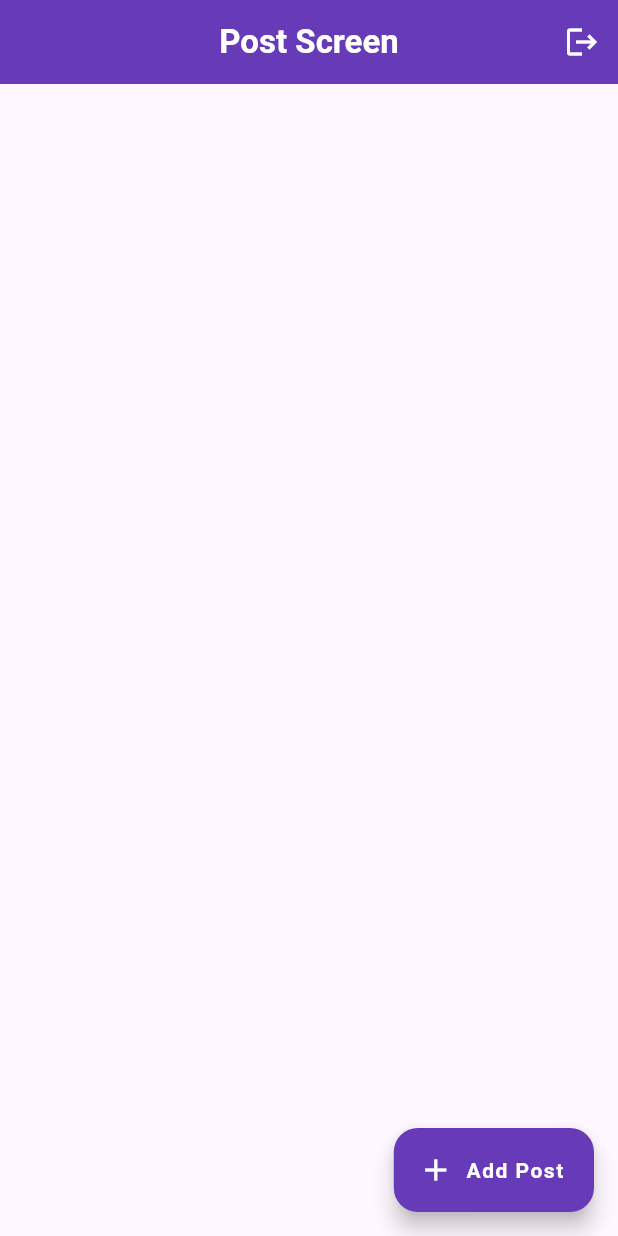
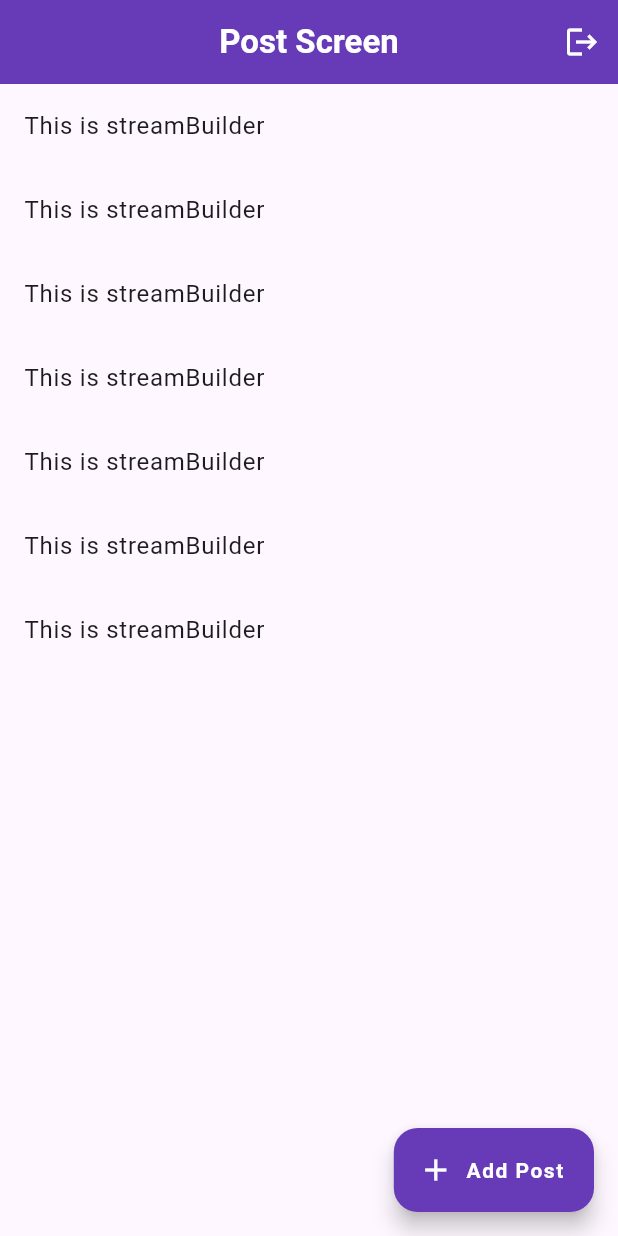
Before and after one commit to kareem358/firebase_auth_login_signup_app, a Flutter app: the PostScreen screen opened directly, on a phone screen of 412 x 824 dp. Run offline on Flutter 3.47's test engine with Material 3 defaults, Android fonts, the phone set to English and light mode, and no system bars; drawn by our look-alikes of firebase_database; our stand-ins replace firebase_auth, firebase_core, fluttertoast; accounts and stored records are empty.

Commit message:
Update post_screen.dart

```diff
--- a/lib/ui/posts/post_screen.dart
+++ b/lib/ui/posts/post_screen.dart
@@ -68,6 +68,18 @@ class _PostScreenState extends State<PostScreen> {
       body:Column(
         children: [
           Expanded(
+              child: StreamBuilder(
+                stream: ref.onValue,
+            builder: (context, snapshot) {
+              return ListView.builder(itemBuilder: (context, index) {
+               return ListTile(
+                 title: Text("This is streamBuilder"),
+               );
+              });
+            }
+
+          )),
+          Expanded(
             child: FirebaseAnimatedList(
 
                 query: ref,
```
